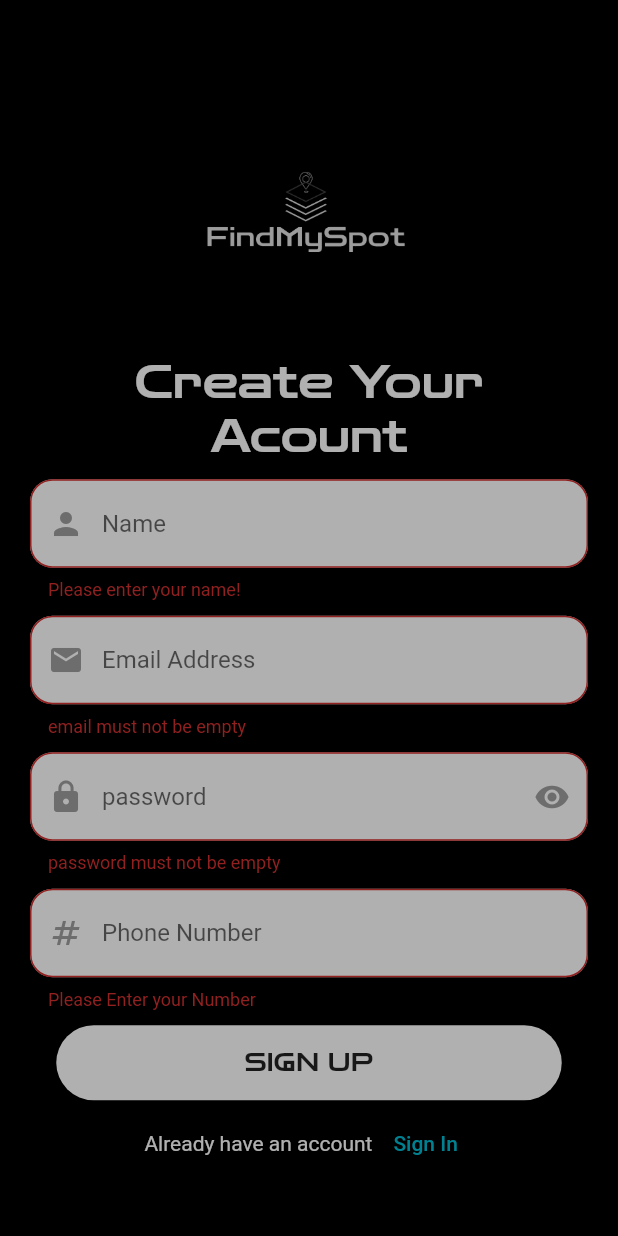
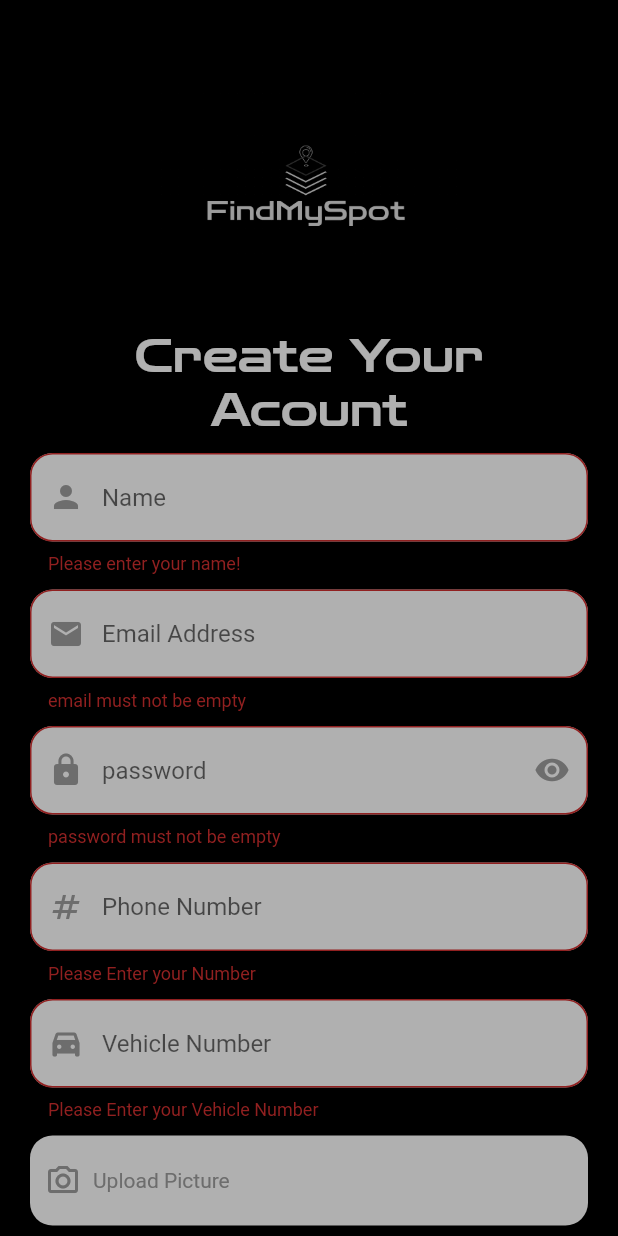
Before and after one commit to ElgebalyMo2000/Parking_App, a Flutter app: the signupScreen screen opened directly, after a tap on "SIGN UP", on a phone screen of 412 x 824 dp. Run offline on Flutter 3.47's test engine with Material 2 defaults, Android fonts, the phone set to English and light mode, and no system bars; our stand-ins replace animated_splash_screen, bloc, dio, flutter_bloc, getwidget, image_picker and 1 more.

Commit message:
update signup screen

```diff
--- a/lib/Layout/parkinglayout.dart
+++ b/lib/Layout/parkinglayout.dart
@@ -1,5 +1,3 @@
-
-
 import 'package:dbproject/shared/cubit/cubit.dart';
 import 'package:dbproject/shared/cubit/states.dart';
 import 'package:flutter/material.dart';
@@ -10,36 +8,32 @@ class ParkingLayout extends StatelessWidget {
 
   @override
   Widget build(BuildContext context) {
-    return BlocConsumer<AppCubit,AppStates>(
+    return BlocConsumer<AppCubit, AppStates>(
       listener: (context, state) {},
-        builder: (context, state)
-        {
+      builder: (context, state) {
         AppCubit cubit = AppCubit.get(context);
         return Scaffold(
           appBar: AppBar(
             backgroundColor: Colors.transparent,
             title: Text(
-                 cubit.titles[cubit.currentIndex] ,
+              cubit.titles[cubit.currentIndex],
             ),
           ),
           body: cubit.screens[cubit.currentIndex],
           bottomNavigationBar: BottomNavigationBar(
             currentIndex: cubit.currentIndex,
-              onTap: (index)
-              {
+            onTap: (index) {
               cubit.changeIndex(index);
             },
             items: [
+              BottomNavigationBarItem(icon: Icon(Icons.home), label: 'Home'),
               BottomNavigationBarItem(
-                    icon: Icon(Icons.home),
-                    label: 'Home'
+                  icon: Icon(
+                    Icons.add_call,
                   ),
+                  label: 'Booking'),
               BottomNavigationBarItem(
-                    icon: Icon(Icons.add_call,),
-                    label: 'Booking'
-                ),
-                BottomNavigationBarItem(icon: Icon(Icons.person_2_outlined)
-                    ,label: 'Profile'),
+                  icon: Icon(Icons.person_2_outlined), label: 'Profile'),
             ],
           ),
         );
--- a/lib/modules/profile/profileScreen.dart
+++ /dev/null
@@ -1,14 +0,0 @@
-
-import 'package:flutter/material.dart';
-
-class ProfileScreen extends StatelessWidget {
-  const ProfileScreen({Key? key}) : super(key: key);
-
-  @override
-  Widget build(BuildContext context) {
-    return Scaffold(
-      body:Text(''
-          'Profile'),
-    );
-  }
-}
--- a/lib/modules/signup/signUp.dart
+++ b/lib/modules/signup/signUp.dart
@@ -1,7 +1,9 @@
+import 'package:dbproject/shared/UploadPicture/UploadPicture.dart';
 import 'package:dbproject/shared/components/components.dart';
 import 'package:flutter/material.dart';
 import 'package:flutter/src/widgets/framework.dart';
 import 'package:flutter/src/widgets/placeholder.dart';
+import 'package:image_picker/image_picker.dart';
 
 import '../loginScreen/loginScreen.dart';
 
@@ -17,6 +19,7 @@ class _signupScreenState extends State<signupScreen> {
   var passwordController = TextEditingController();
   var nameController = TextEditingController();
   var phoneController = TextEditingController();
+  var vnumberController = TextEditingController();
   bool _isVisible = false;
 
   final GlobalKey<FormState> formKey = GlobalKey<FormState>();
@@ -134,6 +137,24 @@ class _signupScreenState extends State<signupScreen> {
                       const SizedBox(
                         height: 10.0,
                       ),
+                      defaultTextFormField(
+                          Type: TextInputType.number,
+                          controller: vnumberController,
+                          validate: (value) {
+                            if (value == null || value.isEmpty) {
+                              return 'Please Enter your Vehicle Number';
+                            }
+                            return null;
+                          },
+                          label: 'Vehicle Number',
+                          prefix: Icons.directions_car_filled),
+                      const SizedBox(
+                        height: 10.0,
+                      ),
+                      const UploadPicture(),
+                      const SizedBox(
+                        height: 10.0,
+                      ),
                       defaultButton(
                           function: () {
                             if (formKey.currentState?.validate() ?? true) {
--- /dev/null
+++ b/lib/shared/UploadPicture/UploadPicture.dart
@@ -0,0 +1,47 @@
+import 'package:dbproject/shared/components/components.dart';
+import 'package:flutter/material.dart';
+import 'package:flutter/src/widgets/framework.dart';
+import 'package:flutter/src/widgets/placeholder.dart';
+import 'package:image_picker/image_picker.dart';
+
+import 'dart:io';
+
+class UploadPicture extends StatefulWidget {
+  const UploadPicture({super.key});
+
+  @override
+  State<UploadPicture> createState() => _UploadPictureState();
+}
+
+class _UploadPictureState extends State<UploadPicture> {
+  File? uploadImage;
+
+  Future pickedPicture() async {
+    // ignore: deprecated_member_use
+    final file = await ImagePicker().getImage(source: ImageSource.gallery);
+
+    setState(() {
+      uploadImage = File(file!.path);
+    });
+  }
+
+  @override
+  Widget build(BuildContext context) {
+    //final mediaQuery = MediaQuery.of(context);
+    return Container(
+        decoration: const BoxDecoration(
+          //color: Colors.white,
+          borderRadius: BorderRadius.all(Radius.circular(15.0)),
+          color: Colors.white,
+        ),
+        child: uploadUrImage(
+          Color: Colors.white,
+          width: double.infinity,
+          height: 60.0,
+          onTap: () {
+            pickedPicture();
+          },
+          text: uploadImage != null ? '$uploadImage' : 'Upload Picture',
+        ));
+  }
+}
--- a/lib/shared/components/components.dart
+++ b/lib/shared/components/components.dart
@@ -71,6 +71,39 @@ Widget defaultTextFormField({
         border: OutlineInputBorder(borderRadius: BorderRadius.circular(15.0)),
       ),
     );
+// ignore: non_constant_identifier_names
+Widget uploadUrImage({
+  required double width,
+  required double height,
+  required Color,
+  required onTap,
+  required String text,
+  //IconData? icon,
+}) =>
+    GestureDetector(
+      onTap: onTap,
+      child: Container(
+        padding: EdgeInsets.only(left: 10.0),
+        width: width,
+        height: height,
+        decoration: BoxDecoration(borderRadius: BorderRadius.circular(15.0)),
+        child: Row(
+          children: [
+            Icon(
+              Icons.camera_alt_outlined,
+              color: Colors.grey,
+            ),
+            SizedBox(
+              width: 8.0,
+            ),
+            Text(
+              text,
+              style: TextStyle(color: Colors.grey),
+            )
+          ],
+        ),
+      ),
+    );
 
 void navigateTo(context, widget) => Navigator.push(
       context,
--- a/lib/shared/cubit/cubit.dart
+++ b/lib/shared/cubit/cubit.dart
@@ -1,11 +1,10 @@
 import 'package:dbproject/modules/booking/booking.dart';
 import 'package:dbproject/modules/parkinglotScreen/lotScreen.dart';
-import 'package:dbproject/modules/profile/profileScreen.dart';
+
 import 'package:dbproject/shared/components/components.dart';
 import 'package:dbproject/shared/cubit/states.dart';
 import 'package:flutter/material.dart';
 import 'package:flutter_bloc/flutter_bloc.dart';
-
 
 class AppCubit extends Cubit<AppStates> {
   AppCubit() : super(AppInitialState());
@@ -17,7 +16,6 @@ class AppCubit extends Cubit<AppStates> {
   List<Widget> screens = [
     ParkingLot(),
     BookingScreen(),
-    ProfileScreen(),
   ];
 
   List<String> titles = [
@@ -31,5 +29,4 @@ class AppCubit extends Cubit<AppStates> {
 
     emit(AppChangeBottomNavBarState());
   }
-
 }
--- a/pubspec.yaml
+++ b/pubspec.yaml
@@ -32,6 +32,7 @@ dependencies:
     sdk: flutter
 
 
+
   # The following adds the Cupertino Icons font to your application.
   # Use with the CupertinoIcons class for iOS style icons.
   cupertino_icons: ^1.0.2
@@ -39,10 +40,13 @@ dependencies:
   flutter_bloc: ^8.1.2
   dio_helper_flutter: ^1.0.13
   getwidget: ^3.1.1
+  image_picker: ^0.8.7+5
 
 dev_dependencies:
   flutter_test:
     sdk: flutter
+
+
 
   # The "flutter_lints" package below contains a set of recommended lints to
   # encourage good coding practices. The lint set provided by the package is
@@ -67,7 +71,7 @@ flutter:
         - asset: assets/fonts/ZenDots-Regular.ttf
   assets:
     - assets/images/
-    #- assets/fonts/ZenDots-Regular.ttf
+
 
 
 
```
Also changed, not shown: pubspec.lock. Lines whose indentation alone changed are shown as unchanged.
